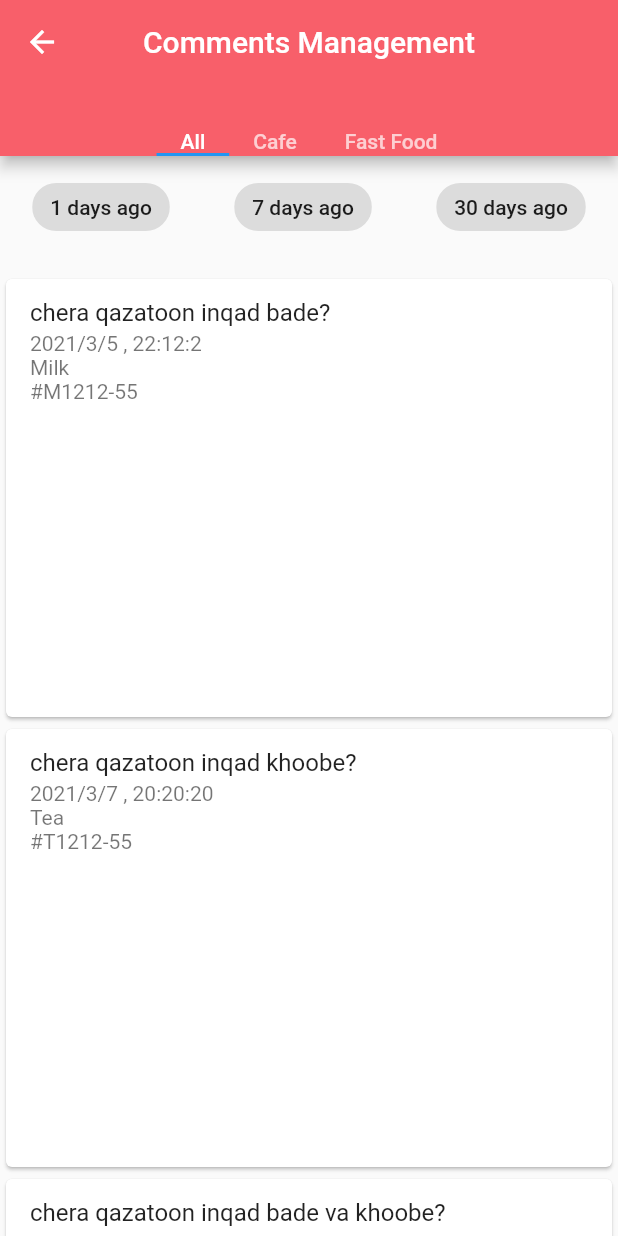
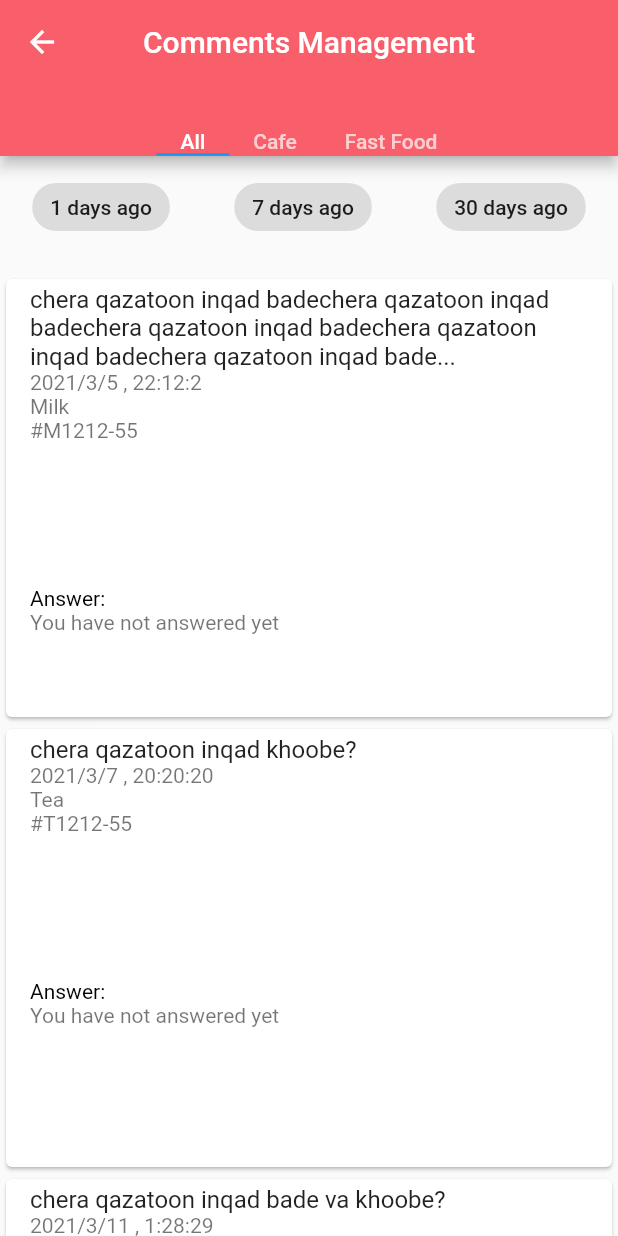
Before and after one commit to amir-r-z-a/chf-restaurant-App, a Flutter app: the CommentsManagement screen opened by its route, on a phone screen of 412 x 824 dp. Run offline on Flutter 3.47's test engine with Material 2 defaults, Android fonts, the phone set to English and light mode, and no system bars; our stand-ins replace image_picker; accounts and stored records are empty.

Commit message:
digester added

```diff
--- a/lib/Classes/Accounts.dart
+++ b/lib/Classes/Accounts.dart
@@ -70,4 +70,11 @@ class Accounts {
     }
     return false;
   }
+
+  static String digester(String str, int capacity) {
+    if (str.length < capacity) {
+      return str;
+    }
+    return str.substring(0, capacity - 3) + '...';
+  }
 }
--- a/lib/Classes/CommentTile.dart
+++ b/lib/Classes/CommentTile.dart
@@ -1,3 +1,4 @@
+import 'package:chfrestaurant/Classes/Accounts.dart';
 import 'package:chfrestaurant/Classes/Date.dart';
 import 'package:chfrestaurant/Screens/DetailsCommentTile.dart';
 import 'package:flutter/material.dart';
@@ -63,6 +64,10 @@ class CommentTile extends StatefulWidget {
 }
 
 class _CommentTileState extends State<CommentTile> {
+  void refreshPage() {
+    setState(() {});
+  }
+
   @override
   Widget build(BuildContext context) {
     return GestureDetector(
@@ -70,19 +75,37 @@ class _CommentTileState extends State<CommentTile> {
         DetailsCommentTile.question = widget.question;
         DetailsCommentTile.answer = widget.answer;
         DetailsCommentTile.id = widget.id;
+        DetailsCommentTile.function = refreshPage;
         Navigator.pushNamed(context, '/DetailsCommentTile');
       },
       child: SizedBox(
         height: 300,
         child: Card(
           child: ListTile(
-              isThreeLine: true,
-              subtitle: Text(widget.date.dateFormatter() +
-                  '\n' +
-                  widget.foodName +
-                  '\n' +
-                  widget.id),
-              title: Text(widget.question)),
+            isThreeLine: true,
+            subtitle: Column(
+              crossAxisAlignment: CrossAxisAlignment.start,
+              children: [
+                Text(widget.date.dateFormatter() +
+                    '\n' +
+                    widget.foodName +
+                    '\n' +
+                    widget.id +
+                    '\n\n\n\n\n\n'),
+                Text(
+                  'Answer: ',
+                  style: TextStyle(color: Colors.black),
+                ),
+                widget.answer == null
+                    ? Text('You have not answered yet')
+                    : Text(
+                        Accounts.digester(widget.answer, 56),
+                        style: TextStyle(color: Colors.black),
+                      )
+              ],
+            ),
+            title: Text(Accounts.digester(widget.question, 128)),
+          ),
         ),
       ),
     );
--- a/lib/Screens/OrdersMenu.dart
+++ b/lib/Screens/OrdersMenu.dart
@@ -210,6 +210,7 @@ class _OrdersMenuState extends State<OrdersMenu> {
 //dar commentTile be resturan dar neshan dahad ke aya answer ra por karde ya na
 //dar safhe DetailsRestaurantActiveOrderTile agar esm food ya qeymat ya tedad toolani shavad out of bound mikhore Expanded lazem dare dar zemn bayad 3 sotoon zir ham bashan
 //month ha dar validDate be khareji bashad
+//hame jaye barname TextFormField hash vaqti jomle ziad type mikonim biad khat paiin
 
 //add kardan tag(entekhab chand menu ba ham)
 
--- a/lib/main.dart
+++ b/lib/main.dart
@@ -116,7 +116,7 @@ void main() {
       ));
   restaurant.addComments(
       CommentTile(
-          'chera qazatoon inqad bade?',
+          'chera qazatoon inqad badechera qazatoon inqad badechera qazatoon inqad badechera qazatoon inqad badechera qazatoon inqad badechera qazatoon inqad bade?',
           'Milk',
           Date('2021', '3', '5', '22', '12', '2'),
           '09121231212',
```
Also changed, not shown: lib/Classes/RestaurantFoodTile.dart (+8 -3 lines), lib/Screens/DetailsCommentTile.dart (+20 -11 lines).
